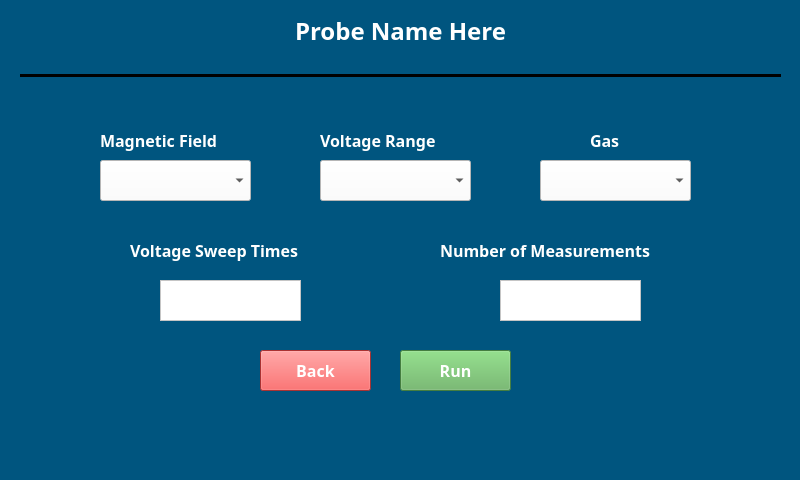
Above: ConfiScreen.ui from RamonMercado/PyQT before the change. Below: the same form after it.
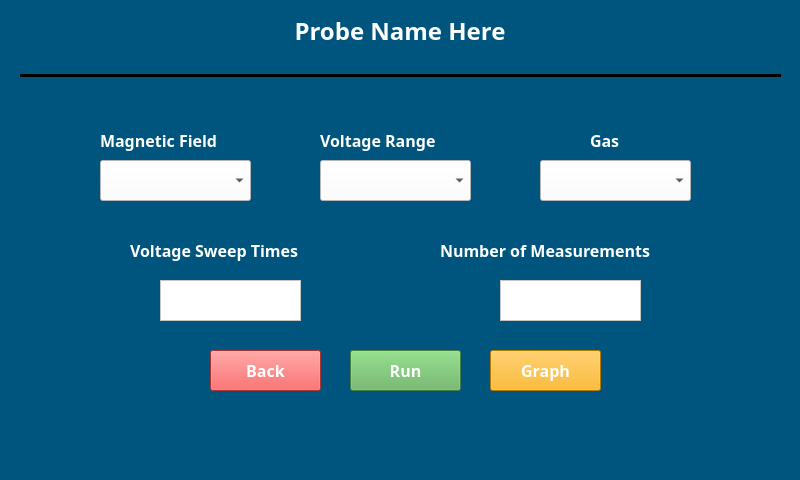
That is the form after the change. Icons and pictures are not drawn.

Commit message: Graph examples

Patch:
```diff
--- a/ConfiScreen.ui
+++ b/ConfiScreen.ui
@@ -38,12 +38,24 @@
    <widget class="QLabel" name="ProbeName_label">
     <property name="geometry">
      <rect>
-      <x>240</x>
+      <x>0</x>
       <y>0</y>
-      <width>321</width>
+      <width>800</width>
       <height>61</height>
      </rect>
     </property>
+    <property name="minimumSize">
+     <size>
+      <width>800</width>
+      <height>0</height>
+     </size>
+    </property>
+    <property name="maximumSize">
+     <size>
+      <width>800</width>
+      <height>16777215</height>
+     </size>
+    </property>
     <property name="font">
      <font>
       <family>Rockwell Extra Bold</family>
@@ -822,7 +834,7 @@
    <widget class="QPushButton" name="Run_Btn">
     <property name="geometry">
      <rect>
-      <x>400</x>
+      <x>350</x>
       <y>350</y>
       <width>111</width>
       <height>41</height>
@@ -847,7 +859,7 @@
    <widget class="QPushButton" name="Back_Btn">
     <property name="geometry">
      <rect>
-      <x>260</x>
+      <x>210</x>
       <y>350</y>
       <width>111</width>
       <height>41</height>
@@ -971,6 +983,35 @@
      <bool>true</bool>
     </property>
    </widget>
+   <widget class="QPushButton" name="Run_Btn_2">
+    <property name="geometry">
+     <rect>
+      <x>490</x>
+      <y>350</y>
+      <width>111</width>
+      <height>41</height>
+     </rect>
+    </property>
+    <property name="font">
+     <font>
+      <family>Rockwell</family>
+      <pointsize>12</pointsize>
+      <weight>75</weight>
+      <bold>true</bold>
+     </font>
+    </property>
+    <property name="focusPolicy">
+     <enum>Qt::NoFocus</enum>
+    </property>
+    <property name="styleSheet">
+     <string notr="true">
+background-color: rgb(255, 170, 0);
+color: rgb(255, 255, 255);</string>
+    </property>
+    <property name="text">
+     <string>Graph</string>
+    </property>
+   </widget>
   </widget>
   <widget class="QMenuBar" name="menubar">
    <property name="geometry">
```
Left out of the diff: 58 changed lines with no effect on the pictures. The commit also changes 12 other files.
